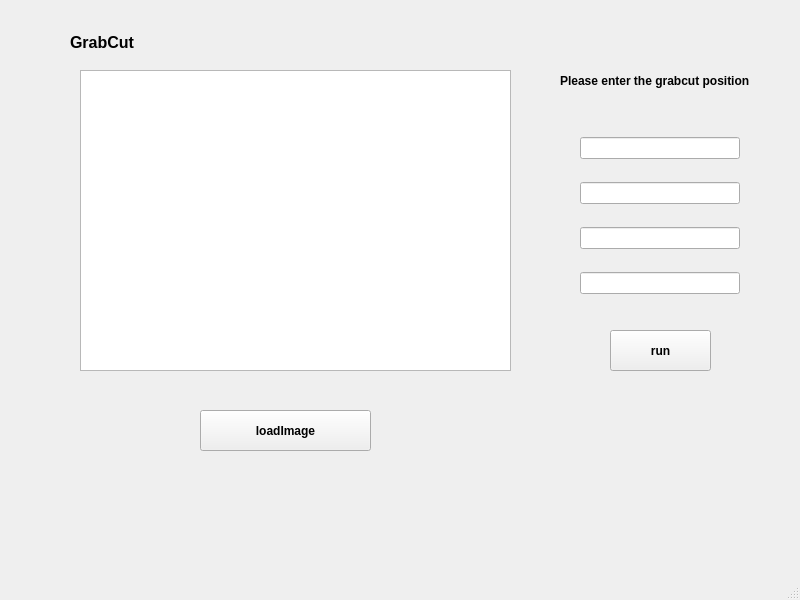
Qt form grabcutwindow.ui (Hidden61ade/CSC3002_Photo_processor) before a commit.
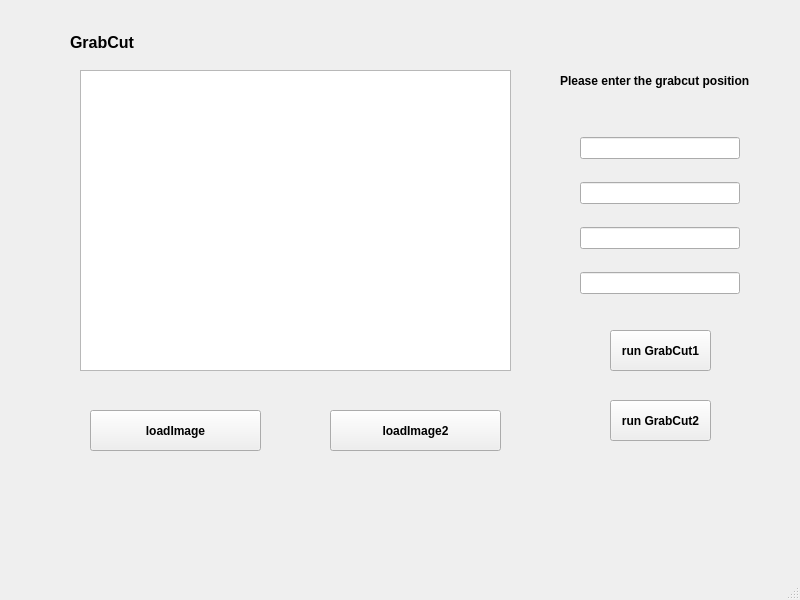
The same form after that commit.

Commit message: grabcut2的ui补充

The edit to the form file:
```diff
--- a/grabcutwindow.ui
+++ b/grabcutwindow.ui
@@ -53,7 +53,7 @@
    <widget class="QPushButton" name="loadButton">
     <property name="geometry">
      <rect>
-      <x>200</x>
+      <x>90</x>
       <y>410</y>
       <width>171</width>
       <height>41</height>
@@ -97,7 +97,7 @@
      </rect>
     </property>
     <property name="text">
-     <string>run</string>
+     <string>run GrabCut1</string>
     </property>
    </widget>
    <widget class="QLabel" name="label_2">
@@ -113,6 +113,32 @@
      <string>Please enter the grabcut position</string>
     </property>
    </widget>
+   <widget class="QPushButton" name="loadbutton2">
+    <property name="geometry">
+     <rect>
+      <x>330</x>
+      <y>410</y>
+      <width>171</width>
+      <height>41</height>
+     </rect>
+    </property>
+    <property name="text">
+     <string>loadImage2</string>
+    </property>
+   </widget>
+   <widget class="QPushButton" name="runbutton2">
+    <property name="geometry">
+     <rect>
+      <x>610</x>
+      <y>400</y>
+      <width>101</width>
+      <height>41</height>
+     </rect>
+    </property>
+    <property name="text">
+     <string>run GrabCut2</string>
+    </property>
+   </widget>
   </widget>
   <widget class="QStatusBar" name="statusbar"/>
  </widget>
```
The commit also changes 2 other files.
